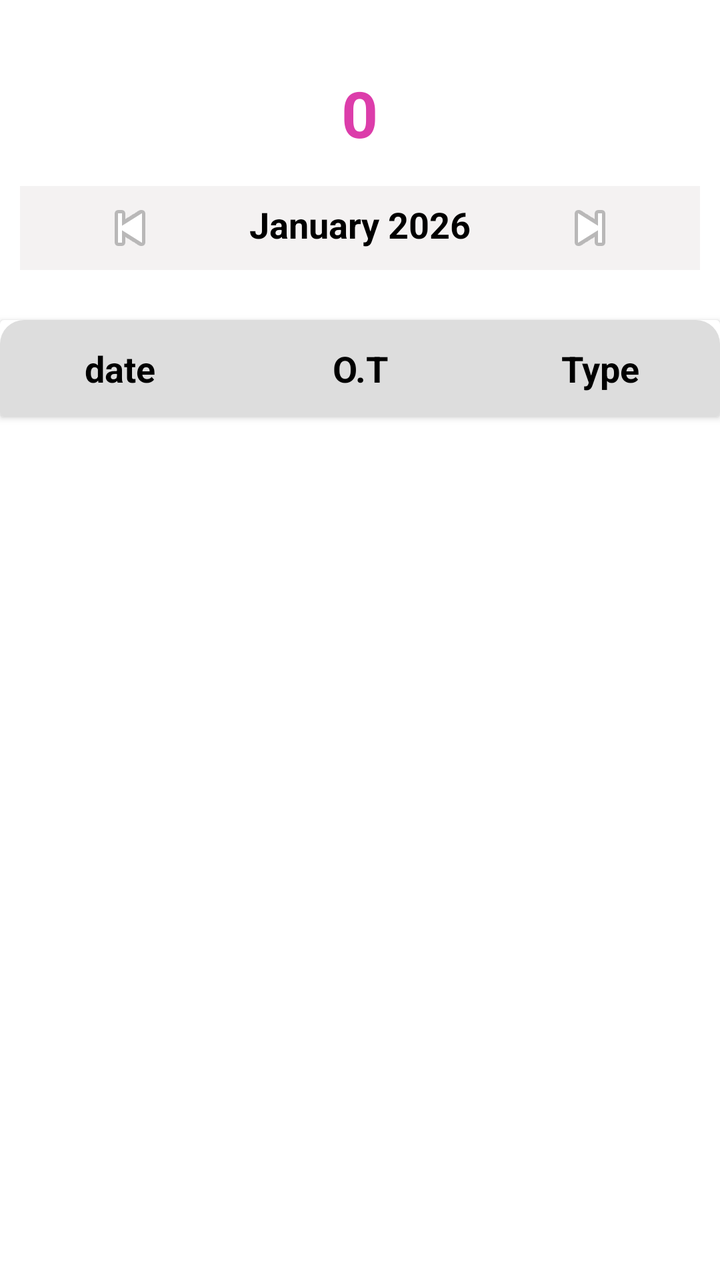
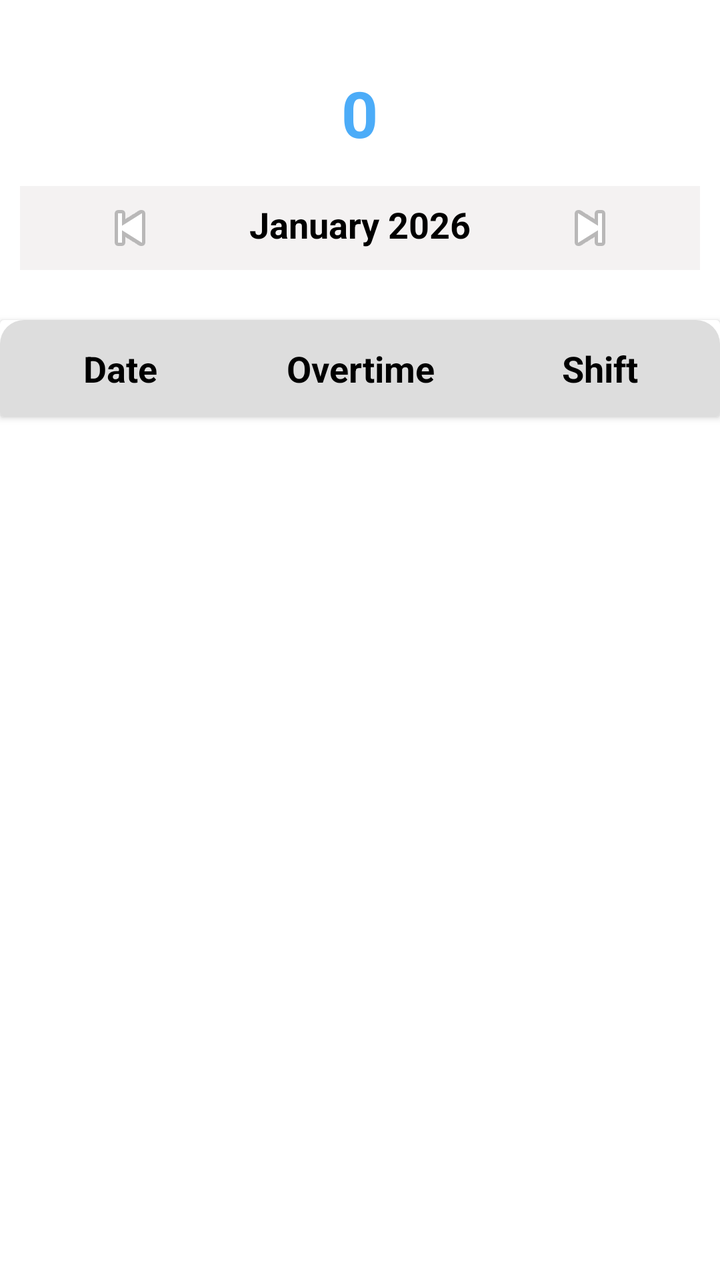

An Android layout rendered at two revisions. The XML below is the earlier revision; the diff shows what the commit changed to produce the second picture.
<!-- AndroidManifest.xml: application theme Theme.MyApps -->
<!-- res/layout/activity_list.xml -->
<?xml version="1.0" encoding="utf-8"?>
<RelativeLayout xmlns:android="http://schemas.android.com/apk/res/android"
    xmlns:app="http://schemas.android.com/apk/res-auto"
    xmlns:tools="http://schemas.android.com/tools"
    android:id="@+id/main"
    android:layout_width="match_parent"
    android:layout_height="match_parent"
    android:layout_marginStart="5dp"
    android:layout_marginEnd="5dp"
    android:background="@color/white"
    tools:context=".ListActivity">

   <LinearLayout
       android:id="@+id/topll"
       android:layout_width="match_parent"
       android:layout_height="120dp"
       android:orientation="vertical"
       android:layout_marginTop="15dp"
       android:layout_marginEnd="10dp"
       android:layout_marginStart="10dp"
       android:layout_marginBottom="15dp"
       >
       <TextView
           android:id="@+id/ttl_ot"
           android:layout_width="wrap_content"
           android:layout_height="wrap_content"
           android:textSize="32sp"
           android:textStyle="bold"
           android:layout_gravity="center"
           android:layout_marginTop="20dp"
           android:layout_marginBottom="15dp"
           android:text="0"
           android:textColor="#DC3DAA"/>

       <LinearLayout
           android:layout_width="match_parent"
           android:layout_height="wrap_content"
           android:gravity="center"
           android:background="#F4F2F2"
           android:paddingTop="5dp"
           android:paddingBottom="5dp"
           android:orientation="horizontal">

           <ImageButton
               android:layout_width="50dp"
               android:layout_height="50dp"
               android:id="@+id/btnPrev"
               android:src="@android:drawable/ic_media_previous"
               android:background="@null"/>

           <TextView
               android:layout_width="180dp"
               android:layout_height="60dp"
               android:id="@+id/tvMonth"
               android:text="January 2026"
               android:textColor="@color/black"
               android:textStyle="bold"
               android:textAlignment="center"
               android:textSize="18sp"
               android:padding="16dp"/>

           <ImageButton
               android:layout_width="50dp"
               android:layout_height="50dp"
               android:id="@+id/btnNext"
               android:src="@android:drawable/ic_media_next"
               android:background="@null"/>
       </LinearLayout>

   </LinearLayout>





    <androidx.cardview.widget.CardView
        android:layout_width="match_parent"
        android:layout_height="wrap_content"
        android:layout_marginTop="10dp"
        android:layout_below="@id/topll"
        android:id="@+id/cardHadding"
        >

        <LinearLayout
            android:orientation="horizontal"
            android:layout_width="match_parent"
            android:background="@drawable/list_bg"

            android:paddingTop="12dp"
            android:paddingBottom="12dp"
            android:layout_height="wrap_content">

            <LinearLayout
                android:layout_weight="1"
                android:orientation="horizontal"
                android:layout_width="0dp"
                android:layout_gravity="center"
                android:layout_height="wrap_content">

                <TextView
                    android:id="@+id/tvDateRecyler"
                    android:layout_width="0dp"
                    android:layout_height="wrap_content"
                    android:textSize="18sp"
                    android:textColor="@color/black"
                    android:textStyle="bold"
                    android:layout_weight="1"
                    android:textAlignment="center"
                    android:text="date"
                    />


                <TextView
                    android:id="@+id/tvNumber"
                    android:textSize="18sp"
                    android:text="O.T"
                    android:textColor="@color/black"
                    android:textStyle="bold"
                    android:textAlignment="center"
                    android:layout_width="0dp"
                    android:layout_height="wrap_content"
                    android:layout_weight="1"
                    />



                <TextView
                    android:id="@+id/tvSpinner"
                    android:textSize="18sp"
                    android:textColor="@color/black"
                    android:textStyle="bold"
                    android:text="Type"
                    android:textAlignment="center"
                    android:layout_width="0dp"
                    android:layout_height="wrap_content"
                    android:layout_weight="1"/>

            </LinearLayout>


        </LinearLayout>

    </androidx.cardview.widget.CardView>






    <androidx.recyclerview.widget.RecyclerView
        android:id="@+id/recyclerView"
        android:layout_below="@+id/cardHadding"
        android:layout_width="match_parent"
        android:layout_height="match_parent"
        />
</RelativeLayout>
<!-- resources referenced by this layout -->
<resources>
  <color name="black">#FF000000</color>
  <color name="white">#FFFFFFFF</color>
  <!-- drawable list_bg (drawable) -->
  <?xml version="1.0" encoding="utf-8"?>
  <shape xmlns:android="http://schemas.android.com/apk/res/android"
      android:shape="rectangle">
  
      <corners
          android:topLeftRadius="12dp"
          android:topRightRadius="12dp"/>
      <solid android:color="#ddd"/>
  
  
  </shape>
  <style name="Theme.MyApps" parent="Base.Theme.MyApps" />
  <style name="Base.Theme.MyApps" parent="Theme.Material3.DayNight.NoActionBar">
          
          
          <item name="android:statusBarColor">@color/white</item>
          <item name="android:windowLightStatusBar">false</item>
  
      </style>
</resources>

<!-- the commit's change to res/layout/activity_list.xml (unified diff, before → after) -->
@@ -30,7 +30,7 @@
            android:layout_marginTop="20dp"
            android:layout_marginBottom="15dp"
            android:text="0"
-           android:textColor="#DC3DAA"/>
+           android:textColor="@color/rootColour"/>
 
        <LinearLayout
            android:layout_width="match_parent"
@@ -106,14 +106,14 @@
                     android:textStyle="bold"
                     android:layout_weight="1"
                     android:textAlignment="center"
-                    android:text="date"
+                    android:text="Date"
                     />
 
 
                 <TextView
                     android:id="@+id/tvNumber"
                     android:textSize="18sp"
-                    android:text="O.T"
+                    android:text="Overtime"
                     android:textColor="@color/black"
                     android:textStyle="bold"
                     android:textAlignment="center"
@@ -129,7 +129,7 @@
                     android:textSize="18sp"
                     android:textColor="@color/black"
                     android:textStyle="bold"
-                    android:text="Type"
+                    android:text="Shift"
                     android:textAlignment="center"
                     android:layout_width="0dp"
                     android:layout_height="wrap_content"
<!-- resource entries referenced after the edit -->
@@ -1,6 +1,7 @@
 <!-- resources referenced by this layout -->
 <resources>
   <color name="black">#FF000000</color>
+  <color name="rootColour">#4CACF8</color>
   <color name="white">#FFFFFFFF</color>
   <!-- drawable list_bg (drawable) -->
   <?xml version="1.0" encoding="utf-8"?>
